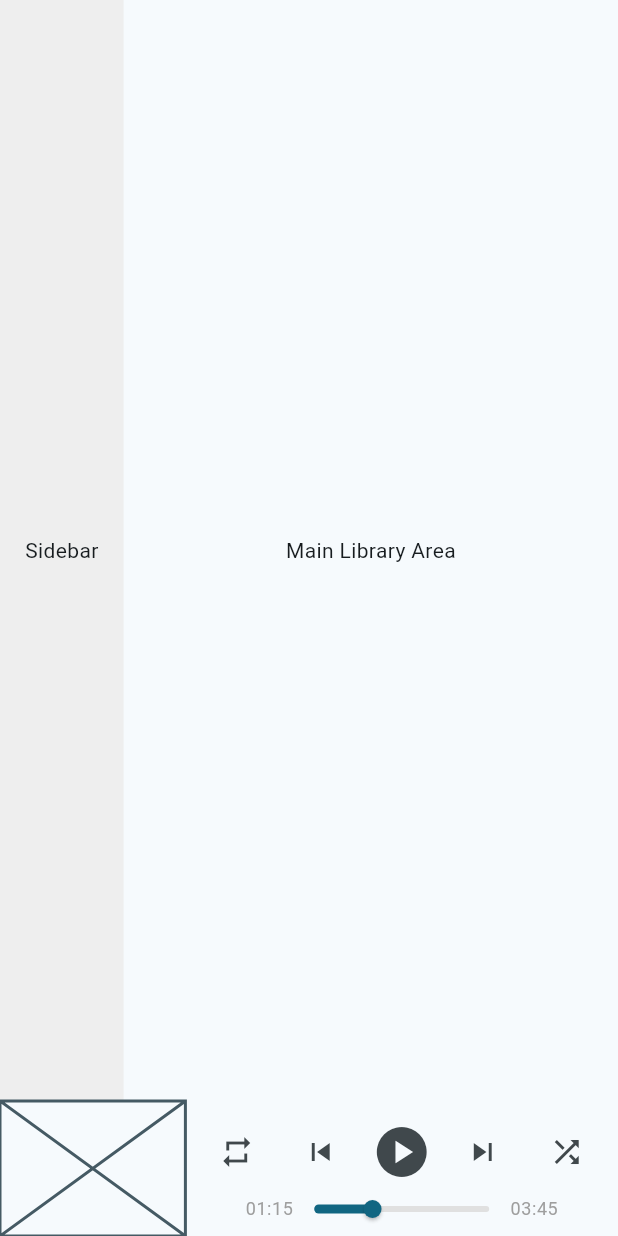
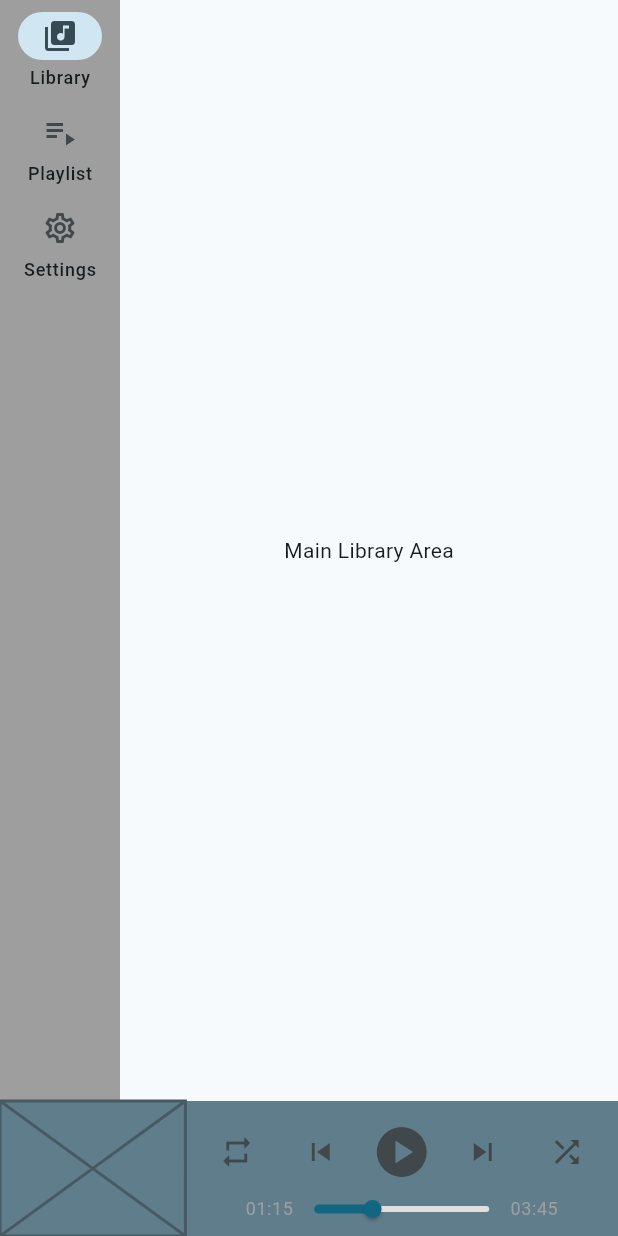
Before and after one commit to jpangestu/nordplayer, a Flutter app: the screen it shows after launch, on a phone screen of 412 x 824 dp. Run offline on Flutter 3.47's test engine with Material 3 defaults, Android fonts, the phone set to English and light mode, and no system bars; missing offline and left inert: window_manager; statements that could not run were skipped.

Commit message:
Update sidebar

```diff
--- a/lib/main.dart
+++ b/lib/main.dart
@@ -33,13 +33,11 @@ class _SuaraAppState extends State<SuaraApp> with WindowListener {
   @override
   void initState() {
     super.initState();
-    // Listen to window events
     windowManager.addListener(this);
   }
 
   @override
   void dispose() {
-    // Clean up listener when app closes
     windowManager.removeListener(this);
     super.dispose();
   }
--- a/lib/pages/main_page.dart
+++ b/lib/pages/main_page.dart
@@ -3,8 +3,23 @@ import 'package:flutter/material.dart';
 import 'package:suara/widgets/player_bar.dart';
 import 'package:suara/widgets/sidebar.dart';
 
-class MainPage extends StatelessWidget {
+class MainPage extends StatefulWidget {
   const MainPage({super.key});
+
+  @override
+  State<MainPage> createState() => _MainPageState();
+}
+
+class _MainPageState extends State<MainPage> {
+  // bool wideScreen = false;
+
+  // @override
+  // void didChangeDependencies() {
+  //   super.didChangeDependencies();
+
+  //   final double width = MediaQuery.of(context).size.width;
+  //   wideScreen = width > 840;
+  // }
 
   @override
   Widget build(BuildContext context) {
@@ -14,11 +29,8 @@ class MainPage extends StatelessWidget {
           Expanded(
             child: Row(
               children: [
-                Expanded(
-                  flex: 2,
-                  child: Sidebar(),
-                ),
-
+                Sidebar(),
+                // VerticalDivider(thickness: 1,),
                 // Main Content
                 Expanded(
                   flex: 8,
@@ -28,11 +40,8 @@ class MainPage extends StatelessWidget {
             ),
           ),
 
-          SizedBox(
-            height: 90,
-            width: double.infinity,
-            child: const PlayerBar(),
-          ),
+          // Divider(thickness: 1,),
+          const PlayerBar(),
         ],
       ),
     );
--- a/lib/widgets/player_bar.dart
+++ b/lib/widgets/player_bar.dart
@@ -7,7 +7,11 @@ class PlayerBar extends StatelessWidget {
 
   @override
   Widget build(BuildContext context) {
-    return Row(
+    return Container(
+      height: 90,
+      width: double.infinity,
+      color: Colors.blueGrey,
+      child: Row(
         children: [
           Expanded(flex: 3, child: Placeholder()),
           Expanded(
@@ -59,6 +63,7 @@ class PlayerBar extends StatelessWidget {
             ),
           ),
         ],
+      ),
     );
   }
 }
--- a/lib/widgets/sidebar.dart
+++ b/lib/widgets/sidebar.dart
@@ -5,11 +5,28 @@ class Sidebar extends StatelessWidget {
 
   @override
   Widget build(BuildContext context) {
-    return Container(
-      color: Colors.grey[200],
-      child: Center(
-        child: Text("Sidebar"),
-      ),
+    return NavigationRail(
+      selectedIndex: 0,
+      // minWidth: 250,
+      labelType: NavigationRailLabelType.all,
+      backgroundColor: Colors.grey,
+      destinations: const <NavigationRailDestination>[
+        NavigationRailDestination(
+          icon: Icon(Icons.library_music_outlined),
+          selectedIcon: Icon(Icons.library_music),
+          label: Text("Library"),
+        ),
+        NavigationRailDestination(
+          icon: Icon(Icons.playlist_play_outlined),
+          selectedIcon: Icon(Icons.playlist_play),
+          label: Text("Playlist"),
+        ),
+        NavigationRailDestination(
+          icon: Icon(Icons.settings_outlined),
+          selectedIcon: Icon(Icons.settings),
+          label: Text("Settings"),
+        ),
+      ],
     );
   }
 }
```
Also changed, not shown: 1 other file. Lines whose indentation alone changed are shown as unchanged.
